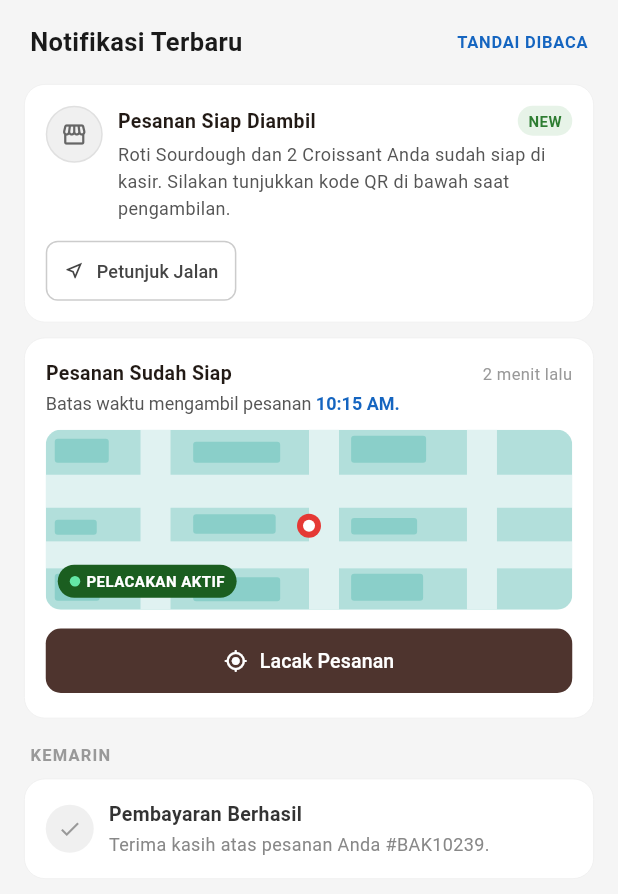
After one commit to DimsXoline/Roti-515, a Flutter app: the HomeContent screen opened directly, after a tap on an icon or button, on a phone screen of 412 x 824 dp. The commit adds this screen. Shown: the top 894 px of the screen. Run offline on Flutter 3.47's test engine with Material 3 defaults, Android fonts, the phone set to English and light mode, and no system bars; our stand-ins replace image_picker; network calls fail; Roboto replaces fonts that are missing (Poppins).

Commit message:
menambahkan fitur notifikasi

```diff
--- a/lib/screens/Home/home_screen.dart
+++ b/lib/screens/Home/home_screen.dart
@@ -9,6 +9,7 @@ import '../../../utils/app_colors.dart';
 import 'product_screen.dart';
 import '../profile/profile_screen.dart';
 import '../checkout/checkout_screen.dart';
+import 'notification_screen.dart';
 
 class HomeScreen extends StatefulWidget {
   const HomeScreen({super.key});
@@ -73,10 +74,12 @@ class HomeContent extends StatefulWidget {
 class _HomeContentState extends State<HomeContent> {
   List<Product> _products = [];
   List<Product> _bestSellers = [];
-  List<Product> _allProducts = []; // Untuk menyimpan semua produk (keperluan search)
+  List<Product> _allProducts =
+      []; // Untuk menyimpan semua produk (keperluan search)
   bool _isLoading = true;
   int _cartCount = 0;
   final List<Product> _cartItems = [];
+  int _notifCount = 3; // ganti angka ini sesuai jumlah notifikasi
 
   final TextEditingController _searchController = TextEditingController();
 
@@ -136,7 +139,10 @@ class _HomeContentState extends State<HomeContent> {
 
   @override
   Widget build(BuildContext context) {
-    int totalPrice = _cartItems.fold(0, (sum, item) => sum + item.harga.toInt());
+    int totalPrice = _cartItems.fold(
+      0,
+      (sum, item) => sum + item.harga.toInt(),
+    );
 
     return Scaffold(
       backgroundColor: AppColors.background,
@@ -159,7 +165,8 @@ class _HomeContentState extends State<HomeContent> {
                 title: 'Paling Terlaris',
                 showLihatSemua: true,
                 onLihatSemua: () {
-                  final homeState = context.findAncestorStateOfType<_HomeScreenState>();
+                  final homeState = context
+                      .findAncestorStateOfType<_HomeScreenState>();
                   homeState?.setState(() => homeState._currentIndex = 1);
                 },
               ),
@@ -192,9 +199,10 @@ class _HomeContentState extends State<HomeContent> {
   Widget _buildHeader() {
     return Padding(
       padding: const EdgeInsets.symmetric(horizontal: 20, vertical: 16),
-      child: Align(
-        alignment: Alignment.centerLeft,
-        child: Text(
+      child: Row(
+        mainAxisAlignment: MainAxisAlignment.spaceBetween,
+        children: [
+          Text(
             'ROTI 515',
             style: TextStyle(
               fontSize: 18,
@@ -203,6 +211,50 @@ class _HomeContentState extends State<HomeContent> {
               letterSpacing: 2,
             ),
           ),
+          // ── Ikon notifikasi dengan badge ──
+          GestureDetector(
+            onTap: () {
+              setState(() => _notifCount = 0); // tandai sudah dibaca
+              Navigator.push(
+                context,
+                MaterialPageRoute(builder: (_) => const NotificationScreen()),
+              );
+            },
+            child: Stack(
+              clipBehavior: Clip.none,
+              children: [
+                Icon(
+                  Icons.notifications_outlined,
+                  size: 26,
+                  color: AppColors.primaryDark,
+                ),
+                if (_notifCount > 0)
+                  Positioned(
+                    top: -4,
+                    right: -4,
+                    child: Container(
+                      width: 17,
+                      height: 17,
+                      decoration: const BoxDecoration(
+                        color: Colors.red,
+                        shape: BoxShape.circle,
+                      ),
+                      child: Center(
+                        child: Text(
+                          _notifCount > 9 ? '9+' : '$_notifCount',
+                          style: const TextStyle(
+                            color: Colors.white,
+                            fontSize: 9,
+                            fontWeight: FontWeight.bold,
+                          ),
+                        ),
+                      ),
+                    ),
+                  ),
+              ],
+            ),
+          ),
+        ],
       ),
     );
   }
@@ -236,7 +288,8 @@ class _HomeContentState extends State<HomeContent> {
                   const SizedBox(height: 12),
                   ElevatedButton(
                     onPressed: () {
-                      final homeState = context.findAncestorStateOfType<_HomeScreenState>();
+                      final homeState = context
+                          .findAncestorStateOfType<_HomeScreenState>();
                       homeState?.setState(() => homeState._currentIndex = 1);
                     },
                     style: ElevatedButton.styleFrom(
@@ -246,7 +299,10 @@ class _HomeContentState extends State<HomeContent> {
                         borderRadius: BorderRadius.circular(20),
                       ),
                     ),
-                    child: const Text('Pesan Sekarang', style: TextStyle(fontSize: 12)),
+                    child: const Text(
+                      'Pesan Sekarang',
+                      style: TextStyle(fontSize: 12),
+                    ),
                   ),
                 ],
               ),
--- /dev/null
+++ b/lib/screens/Home/notification_screen.dart
@@ -0,0 +1,494 @@
+import 'package:flutter/material.dart';
+
+void main() {
+  runApp(const MyApp());
+}
+
+class MyApp extends StatelessWidget {
+  const MyApp({super.key});
+
+  @override
+  Widget build(BuildContext context) {
+    return MaterialApp(
+      title: 'Notifikasi',
+      debugShowCheckedModeBanner: false,
+      theme: ThemeData(
+        colorScheme: ColorScheme.fromSeed(seedColor: const Color(0xFF4E342E)),
+        useMaterial3: true,
+        fontFamily: 'Roboto',
+      ),
+      home: const NotificationScreen(),
+    );
+  }
+}
+
+class NotificationScreen extends StatefulWidget {
+  const NotificationScreen({super.key});
+
+  @override
+  State<NotificationScreen> createState() => _NotificationScreenState();
+}
+
+class _NotificationScreenState extends State<NotificationScreen> {
+  bool _hasNew = true;
+
+  void _markAllRead() {
+    setState(() => _hasNew = false);
+  }
+
+  @override
+  Widget build(BuildContext context) {
+    return Scaffold(
+      backgroundColor: const Color(0xFFF5F5F5),
+      body: SafeArea(
+        child: Column(
+          crossAxisAlignment: CrossAxisAlignment.start,
+          children: [
+            _buildHeader(),
+            Expanded(
+              child: ListView(
+                padding: const EdgeInsets.symmetric(
+                  horizontal: 16,
+                  vertical: 8,
+                ),
+                children: [
+                  _buildPickupCard(),
+                  const SizedBox(height: 10),
+                  _buildReadyCard(),
+                  const SizedBox(height: 16),
+                  _buildSectionLabel('KEMARIN'),
+                  const SizedBox(height: 8),
+                  _buildPaymentCard(),
+                  const SizedBox(height: 16),
+                ],
+              ),
+            ),
+          ],
+        ),
+      ),
+    );
+  }
+
+  Widget _buildHeader() {
+    return Padding(
+      padding: const EdgeInsets.fromLTRB(20, 16, 20, 8),
+      child: Row(
+        mainAxisAlignment: MainAxisAlignment.spaceBetween,
+        children: [
+          const Text(
+            'Notifikasi Terbaru',
+            style: TextStyle(
+              fontSize: 17,
+              fontWeight: FontWeight.w600,
+              color: Color(0xFF1A1A1A),
+            ),
+          ),
+          GestureDetector(
+            onTap: _markAllRead,
+            child: Text(
+              'TANDAI DIBACA',
+              style: TextStyle(
+                fontSize: 11,
+                fontWeight: FontWeight.w600,
+                color: _hasNew ? const Color(0xFF1565C0) : Colors.grey,
+                letterSpacing: 0.5,
+              ),
+            ),
+          ),
+        ],
+      ),
+    );
+  }
+
+  // ── Kartu 1: Pesanan Siap Diambil ──────────────────────────────────────────
+  Widget _buildPickupCard() {
+    return _NotifCard(
+      child: Column(
+        crossAxisAlignment: CrossAxisAlignment.start,
+        children: [
+          Row(
+            crossAxisAlignment: CrossAxisAlignment.start,
+            children: [
+              _iconCircle(Icons.storefront_outlined),
+              const SizedBox(width: 10),
+              Expanded(
+                child: Column(
+                  crossAxisAlignment: CrossAxisAlignment.start,
+                  children: [
+                    Row(
+                      mainAxisAlignment: MainAxisAlignment.spaceBetween,
+                      children: [
+                        const Text(
+                          'Pesanan Siap Diambil',
+                          style: TextStyle(
+                            fontSize: 13,
+                            fontWeight: FontWeight.w600,
+                          ),
+                        ),
+                        if (_hasNew) _newBadge(),
+                      ],
+                    ),
+                    const SizedBox(height: 4),
+                    const Text(
+                      'Roti Sourdough dan 2 Croissant Anda sudah siap di kasir. '
+                      'Silakan tunjukkan kode QR di bawah saat pengambilan.',
+                      style: TextStyle(
+                        fontSize: 12,
+                        color: Color(0xFF555555),
+                        height: 1.5,
+                      ),
+                    ),
+                  ],
+                ),
+              ),
+            ],
+          ),
+          const SizedBox(height: 12),
+          OutlinedButton.icon(
+            onPressed: () {},
+            icon: const Icon(Icons.near_me_outlined, size: 14),
+            label: const Text('Petunjuk Jalan', style: TextStyle(fontSize: 12)),
+            style: OutlinedButton.styleFrom(
+              foregroundColor: const Color(0xFF444444),
+              side: const BorderSide(color: Color(0xFFCCCCCC)),
+              padding: const EdgeInsets.symmetric(horizontal: 12, vertical: 7),
+              shape: RoundedRectangleBorder(
+                borderRadius: BorderRadius.circular(8),
+              ),
+              tapTargetSize: MaterialTapTargetSize.shrinkWrap,
+            ),
+          ),
+        ],
+      ),
+    );
+  }
+
+  // ── Kartu 2: Pesanan Sudah Siap ────────────────────────────────────────────
+  Widget _buildReadyCard() {
+    return _NotifCard(
+      child: Column(
+        crossAxisAlignment: CrossAxisAlignment.start,
+        children: [
+          Row(
+            mainAxisAlignment: MainAxisAlignment.spaceBetween,
+            children: [
+              const Text(
+                'Pesanan Sudah Siap',
+                style: TextStyle(fontSize: 13, fontWeight: FontWeight.w600),
+              ),
+              const Text(
+                '2 menit lalu',
+                style: TextStyle(fontSize: 11, color: Color(0xFF999999)),
+              ),
+            ],
+          ),
+          const SizedBox(height: 4),
+          RichText(
+            text: const TextSpan(
+              style: TextStyle(fontSize: 12, color: Color(0xFF555555)),
+              children: [
+                TextSpan(text: 'Batas waktu mengambil pesanan '),
+                TextSpan(
+                  text: '10:15 AM.',
+                  style: TextStyle(
+                    color: Color(0xFF1565C0),
+                    fontWeight: FontWeight.w600,
+                  ),
+                ),
+              ],
+            ),
+          ),
+          const SizedBox(height: 10),
+          // Map preview
+          ClipRRect(
+            borderRadius: BorderRadius.circular(10),
+            child: SizedBox(
+              height: 120,
+              child: Stack(
+                children: [
+                  _MapPreviewPainter(),
+                  Positioned(bottom: 8, left: 8, child: _liveBadge()),
+                ],
+              ),
+            ),
+          ),
+          const SizedBox(height: 10),
+          // Track button
+          SizedBox(
+            width: double.infinity,
+            child: ElevatedButton.icon(
+              onPressed: () {},
+              icon: const Icon(
+                Icons.my_location_rounded,
+                size: 16,
+                color: Colors.white,
+              ),
+              label: const Text(
+                'Lacak Pesanan',
+                style: TextStyle(
+                  fontSize: 13,
+                  fontWeight: FontWeight.w500,
+                  color: Colors.white,
+                ),
+              ),
+              style: ElevatedButton.styleFrom(
+                backgroundColor: const Color(0xFF4E342E),
+                padding: const EdgeInsets.symmetric(vertical: 12),
+                shape: RoundedRectangleBorder(
+                  borderRadius: BorderRadius.circular(10),
+                ),
+                elevation: 0,
+              ),
+            ),
+          ),
+        ],
+      ),
+    );
+  }
+
+  // ── Kartu 3: Pembayaran Berhasil ───────────────────────────────────────────
+  Widget _buildPaymentCard() {
+    return _NotifCard(
+      child: Row(
+        children: [
+          Container(
+            width: 32,
+            height: 32,
+            decoration: BoxDecoration(
+              color: const Color(0xFFF0F0F0),
+              borderRadius: BorderRadius.circular(16),
+            ),
+            child: const Icon(Icons.check, size: 16, color: Color(0xFF999999)),
+          ),
+          const SizedBox(width: 10),
+          const Expanded(
+            child: Column(
+              crossAxisAlignment: CrossAxisAlignment.start,
+              children: [
+                Text(
+                  'Pembayaran Berhasil',
+                  style: TextStyle(
+                    fontSize: 13,
+                    fontWeight: FontWeight.w600,
+                    color: Color(0xFF333333),
+                  ),
+                ),
+                SizedBox(height: 2),
+                Text(
+                  'Terima kasih atas pesanan Anda #BAK10239.',
+                  style: TextStyle(fontSize: 12, color: Color(0xFF888888)),
+                ),
+              ],
+            ),
+          ),
+        ],
+      ),
+    );
+  }
+
+  // ── Helpers ────────────────────────────────────────────────────────────────
+  Widget _iconCircle(IconData icon) {
+    return Container(
+      width: 38,
+      height: 38,
+      decoration: BoxDecoration(
+        color: const Color(0xFFF0F0F0),
+        borderRadius: BorderRadius.circular(19),
+        border: Border.all(color: const Color(0xFFE0E0E0)),
+      ),
+      child: Icon(icon, size: 18, color: const Color(0xFF666666)),
+    );
+  }
+
+  Widget _newBadge() {
+    return Container(
+      padding: const EdgeInsets.symmetric(horizontal: 7, vertical: 3),
+      decoration: BoxDecoration(
+        color: const Color(0xFFE7F3E8),
+        borderRadius: BorderRadius.circular(20),
+      ),
+      child: const Text(
+        'NEW',
+        style: TextStyle(
+          fontSize: 10,
+          fontWeight: FontWeight.w600,
+          color: Color(0xFF2E7D32),
+          letterSpacing: 0.3,
+        ),
+      ),
+    );
+  }
+
+  Widget _liveBadge() {
+    return Container(
+      padding: const EdgeInsets.symmetric(horizontal: 8, vertical: 4),
+      decoration: BoxDecoration(
+        color: const Color(0xFF1B5E20),
+        borderRadius: BorderRadius.circular(20),
+      ),
+      child: Row(
+        mainAxisSize: MainAxisSize.min,
+        children: [
+          _PulsingDot(),
+          const SizedBox(width: 4),
+          const Text(
+            'PELACAKAN AKTIF',
+            style: TextStyle(
+              color: Colors.white,
+              fontSize: 10,
+              fontWeight: FontWeight.w600,
+              letterSpacing: 0.3,
+            ),
+          ),
+        ],
+      ),
+    );
+  }
+
+  Widget _buildSectionLabel(String label) {
+    return Padding(
+      padding: const EdgeInsets.symmetric(horizontal: 4),
+      child: Text(
+        label,
+        style: const TextStyle(
+          fontSize: 11,
+          fontWeight: FontWeight.w600,
+          color: Color(0xFF999999),
+          letterSpacing: 0.8,
+        ),
+      ),
+    );
+  }
+}
+
+// ── Reusable card wrapper ────────────────────────────────────────────────────
+class _NotifCard extends StatelessWidget {
+  final Widget child;
+  const _NotifCard({required this.child});
+
+  @override
+  Widget build(BuildContext context) {
+    return Container(
+      width: double.infinity,
+      padding: const EdgeInsets.all(14),
+      decoration: BoxDecoration(
+        color: Colors.white,
+        borderRadius: BorderRadius.circular(14),
+        border: Border.all(color: const Color(0xFFEEEEEE), width: 0.5),
+      ),
+      child: child,
+    );
+  }
+}
+
+// ── Map preview painted widget ───────────────────────────────────────────────
+class _MapPreviewPainter extends StatelessWidget {
+  @override
+  Widget build(BuildContext context) {
+    return CustomPaint(
+      size: const Size(double.infinity, 120),
+      painter: _MapPainter(),
+    );
+  }
+}
+
+class _MapPainter extends CustomPainter {
+  @override
+  void paint(Canvas canvas, Size size) {
+    final bgPaint = Paint()..color = const Color(0xFFB2DFDB);
+    canvas.drawRect(Rect.fromLTWH(0, 0, size.width, size.height), bgPaint);
+
+    final roadPaint = Paint()..color = const Color(0xFFE0F2F1);
+
+    // Horizontal roads
+    canvas.drawRect(
+      Rect.fromLTWH(0, size.height * 0.25, size.width, 22),
+      roadPaint,
+    );
+    canvas.drawRect(
+      Rect.fromLTWH(0, size.height * 0.62, size.width, 18),
+      roadPaint,
+    );
+
+    // Vertical roads
+    for (final x in [size.width * 0.18, size.width * 0.50, size.width * 0.80]) {
+      canvas.drawRect(Rect.fromLTWH(x, 0, 20, size.height), roadPaint);
+    }
+
+    // Blocks
+    final blockPaint = Paint()
+      ..color = const Color(0xFF80CBC4).withOpacity(0.8);
+    final blocks = [
+      Rect.fromLTWH(6, 6, 36, 16),
+      Rect.fromLTWH(size.width * 0.28, 8, 58, 14),
+      Rect.fromLTWH(size.width * 0.58, 4, 50, 18),
+      Rect.fromLTWH(6, size.height * 0.5, 28, 10),
+      Rect.fromLTWH(size.width * 0.28, size.height * 0.47, 55, 13),
+      Rect.fromLTWH(size.width * 0.58, size.height * 0.49, 44, 11),
+      Rect.fromLTWH(6, size.height * 0.8, 30, 18),
+      Rect.fromLTWH(size.width * 0.28, size.height * 0.82, 58, 16),
+      Rect.fromLTWH(size.width * 0.58, size.height * 0.8, 48, 18),
+    ];
+    for (final b in blocks) {
+      canvas.drawRRect(
+        RRect.fromRectAndRadius(b, const Radius.circular(2)),
+        blockPaint,
+      );
+    }
+
+    // Pin
+    final cx = size.width / 2;
+    final cy = size.height / 2 + 4;
+
+    final outerCircle = Paint()..color = const Color(0xFFE53935);
+    canvas.drawCircle(Offset(cx, cy), 8, outerCircle);
+    final innerCircle = Paint()..color = Colors.white;
+    canvas.drawCircle(Offset(cx, cy), 4, innerCircle);
+  }
+
+  @override
+  bool shouldRepaint(covariant CustomPainter oldDelegate) => false;
+}
+
+// ── Pulsing dot for live badge ───────────────────────────────────────────────
+class _PulsingDot extends StatefulWidget {
+  @override
+  State<_PulsingDot> createState() => _PulsingDotState();
+}
+
+class _PulsingDotState extends State<_PulsingDot>
+    with SingleTickerProviderStateMixin {
+  late AnimationController _ctrl;
+  late Animation<double> _anim;
+
+  @override
+  void initState() {
+    super.initState();
+    _ctrl = AnimationController(
+      vsync: this,
+      duration: const Duration(milliseconds: 1200),
+    )..repeat(reverse: true);
+    _anim = Tween<double>(begin: 0.3, end: 1.0).animate(_ctrl);
+  }
+
+  @override
+  void dispose() {
+    _ctrl.dispose();
+    super.dispose();
+  }
+
+  @override
+  Widget build(BuildContext context) {
+    return FadeTransition(
+      opacity: _anim,
+      child: Container(
+        width: 7,
+        height: 7,
+        decoration: BoxDecoration(
+          color: const Color(0xFF69F0AE),
+          borderRadius: BorderRadius.circular(4),
+        ),
+      ),
+    );
+  }
+}
```
Lines whose indentation alone changed are shown as unchanged.
